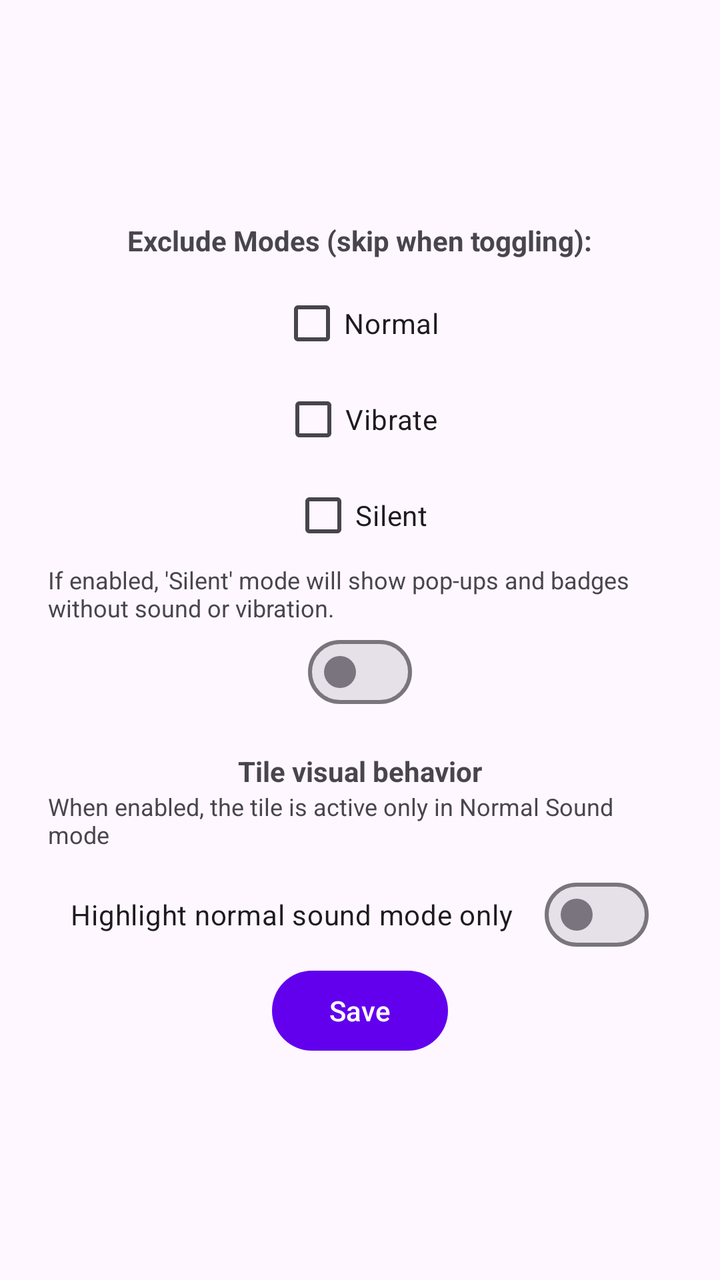
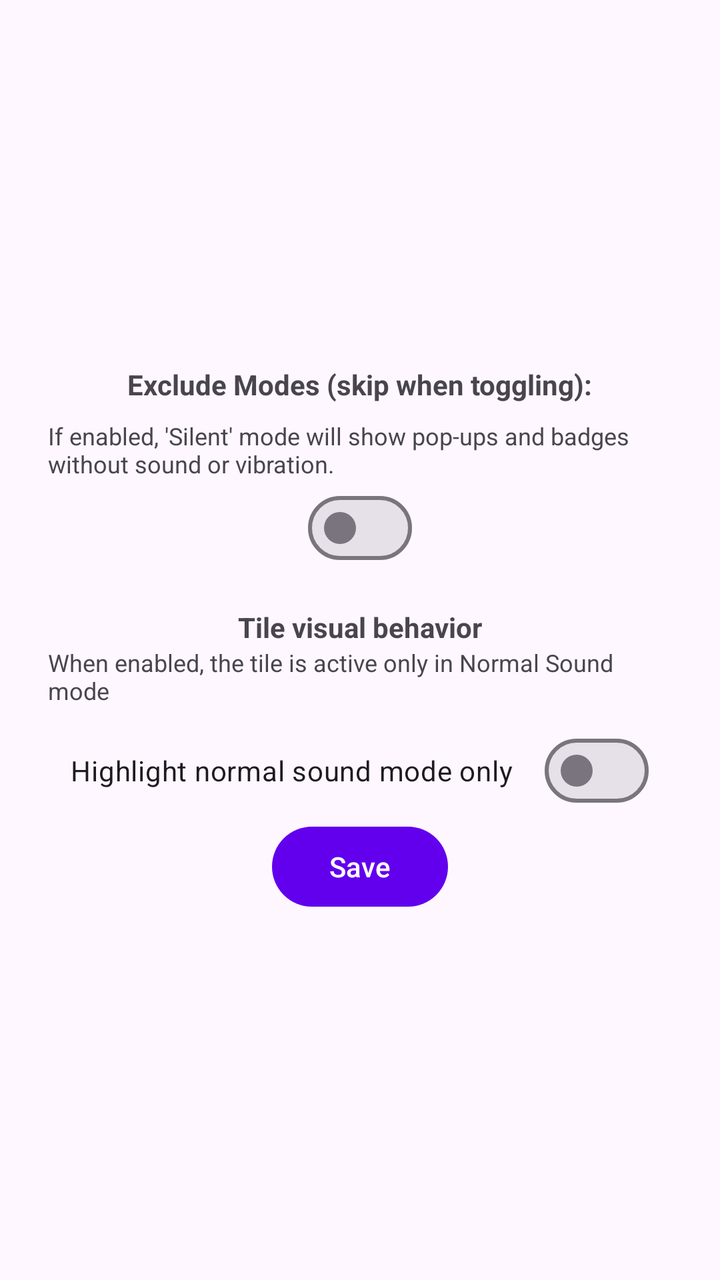

Compare the two renders of this Android layout. The source of the first and the diff that turns it into the second are given below.
<!-- AndroidManifest.xml: application theme Theme.SoundToggle -->
<!-- res/layout/activity_options.xml -->
<?xml version="1.0" encoding="utf-8"?>
<LinearLayout xmlns:android="http://schemas.android.com/apk/res/android"
    android:layout_width="match_parent"
    android:layout_height="match_parent"
    android:layout_weight="1"
    android:gravity="center"
    android:orientation="vertical"
    android:padding="24dp">

    <TextView
        android:layout_width="wrap_content"
        android:layout_height="wrap_content"
        android:paddingBottom="8dp"
        android:text="@string/exclude_modes_skip_when_toggling"
        android:textStyle="bold" />

    <CheckBox
        android:id="@+id/cb_exclude_normal"
        android:layout_width="wrap_content"
        android:layout_height="wrap_content"
        android:text="@string/normal" />

    <CheckBox
        android:id="@+id/cb_exclude_vibrate"
        android:layout_width="wrap_content"
        android:layout_height="wrap_content"
        android:text="@string/vibrate" />

    <CheckBox
        android:id="@+id/cb_exclude_silent"
        android:layout_width="wrap_content"
        android:layout_height="wrap_content"
        android:text="@string/silent" />

    <TextView
        android:layout_width="wrap_content"
        android:layout_height="wrap_content"
        android:text="@string/switch_txt"
        android:textSize="12sp" />

    <com.google.android.material.materialswitch.MaterialSwitch
        android:id="@+id/sw_visual_silent_mode"
        android:layout_width="wrap_content"
        android:layout_height="wrap_content"
        android:text="" />

    <TextView
        android:layout_width="wrap_content"
        android:layout_height="wrap_content"
        android:paddingTop="16dp"
        android:text="@string/visual_mode_title"
        android:textStyle="bold" />

    <TextView
        android:layout_width="wrap_content"
        android:layout_height="wrap_content"
        android:paddingBottom="8dp"
        android:text="@string/visual_mode_summary"
        android:textSize="12sp" />

    <com.google.android.material.materialswitch.MaterialSwitch
        android:id="@+id/sw_visual_tile_mode"
        android:layout_width="wrap_content"
        android:layout_height="wrap_content"
        android:text="@string/visual_mode_switch_label" />

    <Button
        android:id="@+id/btn_save_exclusions"
        android:layout_width="wrap_content"
        android:layout_height="wrap_content"
        android:text="@string/save" />

</LinearLayout>
<!-- resources referenced by this layout -->
<resources>
  <string name="exclude_modes_skip_when_toggling">Exclude Modes (skip when toggling):</string>
  <string name="normal">Normal</string>
  <string name="save">Save</string>
  <string name="silent">Silent</string>
  <string name="switch_txt">If enabled, \'Silent\' mode will show pop-ups and badges without sound or vibration.</string>
  <string name="vibrate">Vibrate</string>
  <string name="visual_mode_summary">When enabled, the tile is active only in Normal Sound mode</string>
  <string name="visual_mode_switch_label">Highlight normal sound mode only</string>
  <string name="visual_mode_title">Tile visual behavior</string>
  <style name="Theme.SoundToggle" parent="Theme.Material3.DayNight">
          
          <item name="colorPrimary">@color/purple_500</item>
          <item name="colorPrimaryVariant">@color/purple_700</item>
          <item name="colorOnPrimary">@color/white</item>
          
          <item name="colorSecondary">@color/teal_200</item>
          <item name="colorSecondaryVariant">@color/teal_700</item>
          <item name="colorOnSecondary">@color/black</item>
          
          <item name="android:statusBarColor" tools:targetApi="l">?attr/colorPrimaryVariant</item>
          
      </style>
  <color name="purple_500">#FF6200EE</color>
  <color name="purple_700">#FF3700B3</color>
  <color name="white">#FFFFFFFF</color>
  <color name="teal_200">#FF03DAC5</color>
  <color name="teal_700">#FF018786</color>
  <color name="black">#FF000000</color>
</resources>

<!-- the commit's change to res/layout/activity_options.xml (unified diff, before → after) -->
@@ -14,23 +14,13 @@
         android:text="@string/exclude_modes_skip_when_toggling"
         android:textStyle="bold" />
 
-    <CheckBox
-        android:id="@+id/cb_exclude_normal"
+    <LinearLayout
+        android:id="@+id/ll_exclude_modes"
         android:layout_width="wrap_content"
         android:layout_height="wrap_content"
-        android:text="@string/normal" />
-
-    <CheckBox
-        android:id="@+id/cb_exclude_vibrate"
-        android:layout_width="wrap_content"
-        android:layout_height="wrap_content"
-        android:text="@string/vibrate" />
-
-    <CheckBox
-        android:id="@+id/cb_exclude_silent"
-        android:layout_width="wrap_content"
-        android:layout_height="wrap_content"
-        android:text="@string/silent" />
+        android:orientation="vertical">
+        
+    </LinearLayout>
 
     <TextView
         android:layout_width="wrap_content"
<!-- resource entries referenced after the edit -->
@@ -1,11 +1,8 @@
 <!-- resources referenced by this layout -->
 <resources>
   <string name="exclude_modes_skip_when_toggling">Exclude Modes (skip when toggling):</string>
-  <string name="normal">Normal</string>
   <string name="save">Save</string>
-  <string name="silent">Silent</string>
   <string name="switch_txt">If enabled, \'Silent\' mode will show pop-ups and badges without sound or vibration.</string>
-  <string name="vibrate">Vibrate</string>
   <string name="visual_mode_summary">When enabled, the tile is active only in Normal Sound mode</string>
   <string name="visual_mode_switch_label">Highlight normal sound mode only</string>
   <string name="visual_mode_title">Tile visual behavior</string>
